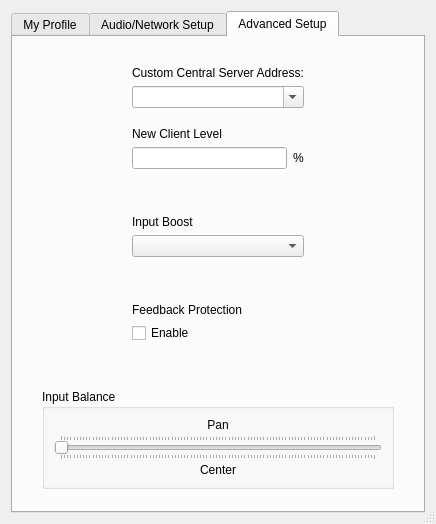
The window that src/clientsettingsdlgbase.ui (jamulussoftware/jamulus) describes before a commit, drawn with Qt 5.
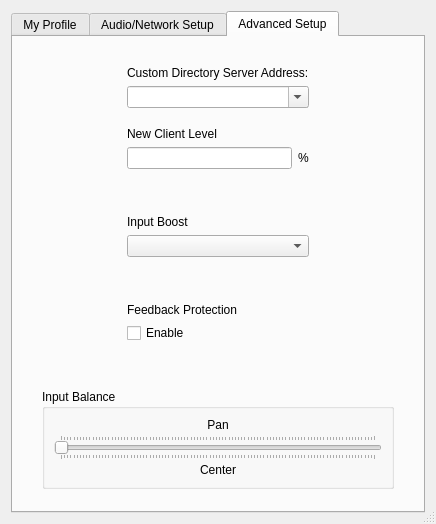
The same window after the commit. The open tabs and pages were chosen to show the change. Icons and pictures are not drawn. Custom widgets are drawn as their Qt base class.

Commit message:
Change last instance of Central Server to Directory Server
The item in clientsettingsdlgbase.ui had been missed (reported on Facebook).

Also took the opportunity to change Genre to List in the server dialog,
for consistency with the client connect dialog.

The edit to the form file:
```diff
--- a/src/clientsettingsdlgbase.ui
+++ b/src/clientsettingsdlgbase.ui
@@ -1070,7 +1070,7 @@
              <item>
               <widget class="QLabel" name="lblCentralServerAddress">
                <property name="text">
-                <string>Custom Central Server Address:</string>
+                <string>Custom Directory Server Address:</string>
                </property>
               </widget>
              </item>
```
The commit also changes 1 other file.
